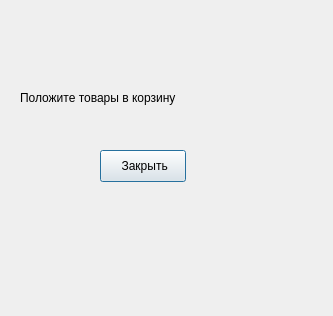
This is problems/sprint2/grocery/submission/additemsnotification.ui in raaveinm/QtYandexPracticum as Qt 5 draws it before an edit. The edited form follows.
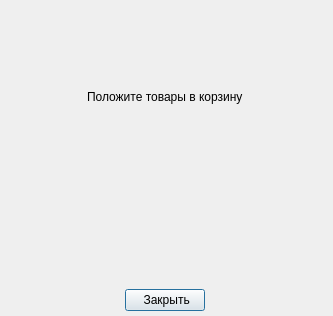
This is the edited form.

Diff of the .ui file:
```diff
--- a/problems/sprint2/grocery/submission/additemsnotification.ui
+++ b/problems/sprint2/grocery/submission/additemsnotification.ui
@@ -13,17 +13,36 @@
   <property name="windowTitle">
    <string>Ошибка</string>
   </property>
+  <widget class="QWidget" name="">
+   <property name="geometry">
+    <rect>
+     <x>0</x>
+     <y>0</y>
+     <width>331</width>
+     <height>311</height>
+    </rect>
+   </property>
+   <layout class="QVBoxLayout" name="verticalLayout">
+    <property name="sizeConstraint">
+     <enum>QLayout::SizeConstraint::SetMaximumSize</enum>
+    </property>
+    <item>
+     <spacer name="verticalSpacer_2">
+      <property name="orientation">
+       <enum>Qt::Orientation::Vertical</enum>
+      </property>
+      <property name="sizeHint" stdset="0">
+       <size>
+        <width>20</width>
+        <height>144</height>
+       </size>
+      </property>
+     </spacer>
+    </item>
+    <item alignment="Qt::AlignmentFlag::AlignHCenter">
   <widget class="QLabel" name="label">
-   <property name="geometry">
-    <rect>
-     <x>20</x>
-     <y>90</y>
-     <width>177</width>
-     <height>16</height>
-    </rect>
-   </property>
    <property name="sizePolicy">
-    <sizepolicy hsizetype="Maximum" vsizetype="Preferred">
+       <sizepolicy hsizetype="Preferred" vsizetype="Preferred">
      <horstretch>0</horstretch>
      <verstretch>0</verstretch>
     </sizepolicy>
@@ -32,17 +51,24 @@
     <string>Положите товары в корзину</string>
    </property>
   </widget>
+    </item>
+    <item>
+     <spacer name="verticalSpacer">
+      <property name="orientation">
+       <enum>Qt::Orientation::Vertical</enum>
+      </property>
+      <property name="sizeHint" stdset="0">
+       <size>
+        <width>20</width>
+        <height>233</height>
+       </size>
+      </property>
+     </spacer>
+    </item>
+    <item alignment="Qt::AlignmentFlag::AlignHCenter">
   <widget class="QPushButton" name="pushButton">
-   <property name="geometry">
-    <rect>
-     <x>100</x>
-     <y>150</y>
-     <width>86</width>
-     <height>32</height>
-    </rect>
-   </property>
    <property name="sizePolicy">
-    <sizepolicy hsizetype="Maximum" vsizetype="Fixed">
+       <sizepolicy hsizetype="Preferred" vsizetype="Fixed">
      <horstretch>0</horstretch>
      <verstretch>0</verstretch>
     </sizepolicy>
@@ -50,6 +76,9 @@
    <property name="text">
     <string> Закрыть</string>
    </property>
+     </widget>
+    </item>
+   </layout>
   </widget>
  </widget>
  <resources/>
```
Lines whose indentation alone changed are shown as unchanged.
